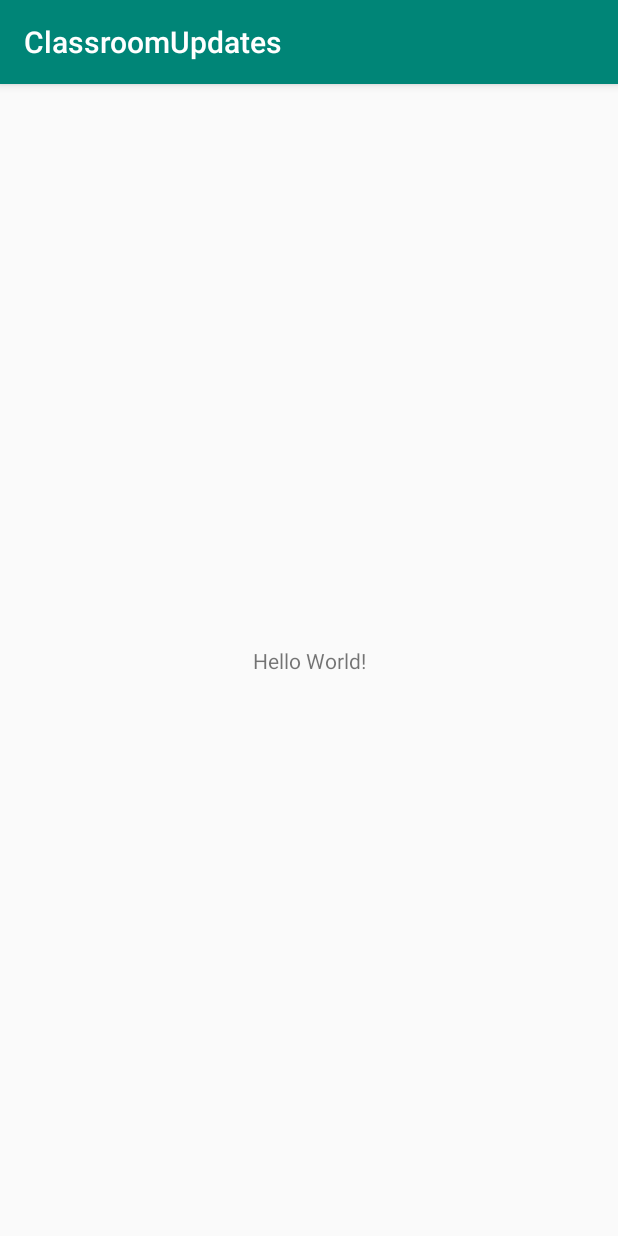
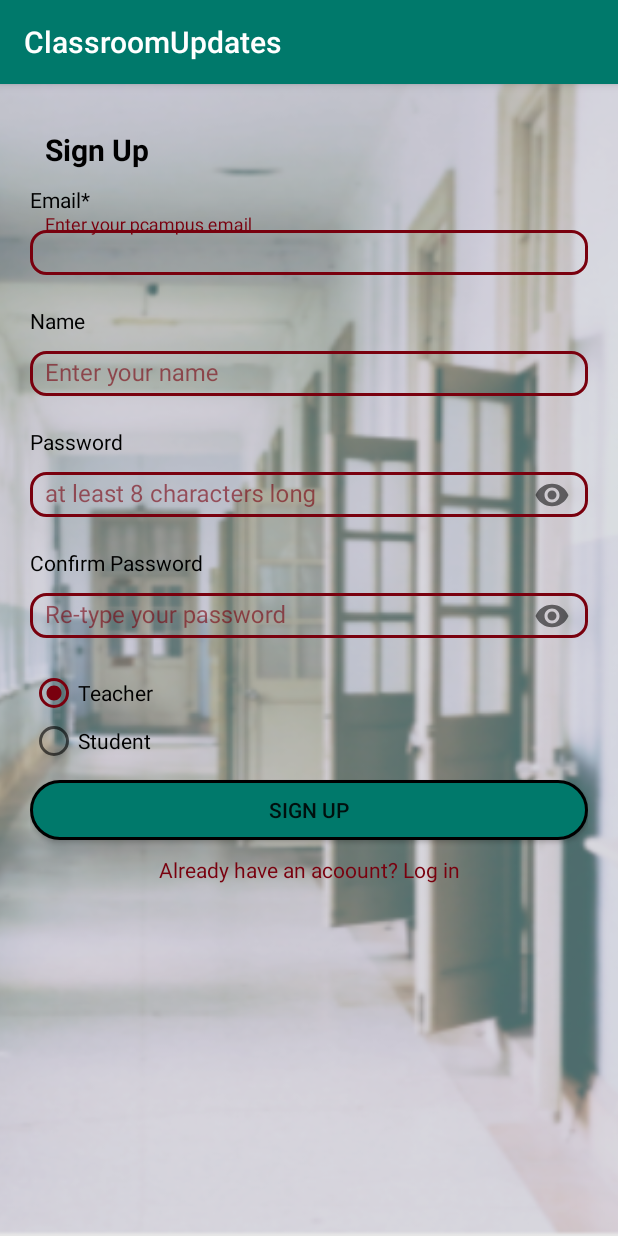
Before and after one commit to Urmila-m/classroomUpdates, an Android app: the screen it shows after launch (MainActivity), on a phone screen of 412 x 824 dp. Run offline under Robolectric (Android 15) with nearby library versions, the phone set to English and light mode, and no system bars.

Commit message:
first theme

```diff
--- a/app/build.gradle
+++ b/app/build.gradle
@@ -21,6 +21,7 @@ android {
 dependencies {
     implementation fileTree(dir: 'libs', include: ['*.jar'])
     implementation 'com.android.support:appcompat-v7:28.0.0'
+    implementation 'com.android.support:design:28.0.0'
     implementation 'com.android.support.constraint:constraint-layout:1.1.3'
     testImplementation 'junit:junit:4.12'
     androidTestImplementation 'com.android.support.test:runner:1.0.2'
--- a/app/src/main/java/com/myapp/classroomupdates/MainActivity.java
+++ b/app/src/main/java/com/myapp/classroomupdates/MainActivity.java
@@ -8,6 +8,6 @@ public class MainActivity extends AppCompatActivity {
     @Override
     protected void onCreate(Bundle savedInstanceState) {
         super.onCreate(savedInstanceState);
-        setContentView(R.layout.activity_main);
+        setContentView(R.layout.sign_up_layout);
     }
 }
--- /dev/null
+++ b/app/src/main/res/drawable/base_background.xml
@@ -0,0 +1,11 @@
+<?xml version="1.0" encoding="utf-8"?>
+<layer-list xmlns:android="http://schemas.android.com/apk/res/android">
+    <item android:gravity="center">
+        <bitmap android:src="@drawable/capture" android:gravity="fill" />
+    </item>
+    <item android:gravity="center">
+        <shape android:shape="rectangle">
+            <solid android:color="@color/transparent_black"/>
+        </shape>
+    </item>
+</layer-list>
--- /dev/null
+++ b/app/src/main/res/drawable/button_background.xml
@@ -0,0 +1,17 @@
+<?xml version="1.0" encoding="utf-8"?>
+<selector xmlns:android="http://schemas.android.com/apk/res/android">
+    <item android:state_pressed="true">
+        <shape android:shape="rectangle">
+            <stroke android:color="@color/white" android:width="@dimen/stroke_width"></stroke>
+            <solid android:color="@color/colorPrimary"/>
+            <corners android:radius="@dimen/large_corner_radius"/>
+        </shape>
+    </item>
+    <item android:state_pressed="false">
+        <shape android:shape="rectangle">
+            <stroke android:color="@color/black" android:width="@dimen/stroke_width"></stroke>
+            <solid android:color="@color/colorPrimary"/>
+            <corners android:radius="@dimen/large_corner_radius"/>
+        </shape>
+    </item>
+</selector>
--- /dev/null
+++ b/app/src/main/res/drawable/edit_text_background.xml
@@ -0,0 +1,6 @@
+<?xml version="1.0" encoding="utf-8"?>
+<shape android:shape="rectangle"
+    xmlns:android="http://schemas.android.com/apk/res/android">
+    <stroke android:color="@color/colorAccent" android:width="@dimen/stroke_width"/>
+    <corners android:radius="@dimen/corner_radius"/>
+</shape>
--- a/app/src/main/res/layout/activity_main.xml
+++ b/app/src/main/res/layout/activity_main.xml
@@ -6,13 +6,6 @@
     android:layout_height="match_parent"
     tools:context=".MainActivity">
 
-    <TextView
-        android:layout_width="wrap_content"
-        android:layout_height="wrap_content"
-        android:text="Hello World!"
-        app:layout_constraintBottom_toBottomOf="parent"
-        app:layout_constraintLeft_toLeftOf="parent"
-        app:layout_constraintRight_toRightOf="parent"
-        app:layout_constraintTop_toTopOf="parent" />
+
 
 </android.support.constraint.ConstraintLayout>
--- /dev/null
+++ b/app/src/main/res/layout/sign_up_layout.xml
@@ -0,0 +1,142 @@
+<?xml version="1.0" encoding="utf-8"?>
+<RelativeLayout xmlns:android="http://schemas.android.com/apk/res/android"
+    xmlns:tools="http://schemas.android.com/tools"
+    android:layout_width="match_parent"
+    android:layout_height="match_parent">
+
+    <ImageView
+        android:layout_width="match_parent"
+        android:layout_height="match_parent"
+        android:scaleType="centerCrop"
+        android:src="@drawable/background3" />
+    <!--android:alpha="0.58"-->
+
+    <LinearLayout xmlns:android="http://schemas.android.com/apk/res/android"
+        xmlns:app="http://schemas.android.com/apk/res-auto"
+        style="@style/BaseLayoutStyle"
+        android:layout_width="match_parent"
+        android:layout_height="match_parent"
+        android:background="@color/transparent_grey">
+
+        <TextView
+            style="@style/TitleTextStyle"
+            android:layout_width="match_parent"
+            android:layout_height="wrap_content"
+            android:text="Sign Up" />
+
+        <TextView
+            android:layout_width="match_parent"
+            android:layout_height="wrap_content"
+            android:text="@string/email" />
+
+        <android.support.design.widget.TextInputLayout
+            android:layout_width="match_parent"
+            android:layout_height="wrap_content"
+            android:textColorHint="@color/lightColorAccent"
+            app:errorEnabled="true"
+            app:hintEnabled="true">
+
+            <android.support.design.widget.TextInputEditText
+                style="@style/EditTextStyle"
+                android:layout_width="match_parent"
+                android:layout_height="@dimen/edit_text_height"
+                android:hint="@string/enter_email"
+                android:inputType="textEmailAddress" />
+        </android.support.design.widget.TextInputLayout>
+
+
+        <TextView
+            android:layout_width="match_parent"
+            android:layout_height="wrap_content"
+            android:text="@string/name" />
+
+        <android.support.design.widget.TextInputLayout
+            android:layout_width="match_parent"
+            android:layout_height="wrap_content"
+            android:textColorHint="@color/lightColorAccent"
+            app:errorEnabled="true"
+            app:hintEnabled="true">
+
+            <android.support.design.widget.TextInputEditText
+                style="@style/EditTextStyle"
+                android:layout_width="match_parent"
+                android:layout_height="@dimen/edit_text_height"
+                android:hint="@string/enter_name" />
+        </android.support.design.widget.TextInputLayout>
+
+
+        <TextView
+            android:layout_width="match_parent"
+            android:layout_height="wrap_content"
+            android:text="@string/password" />
+
+        <android.support.design.widget.TextInputLayout
+            android:layout_width="match_parent"
+            android:layout_height="wrap_content"
+            android:textColorHint="@color/lightColorAccent"
+            app:errorEnabled="true"
+            app:hintEnabled="true"
+            app:passwordToggleEnabled="true">
+
+            <android.support.design.widget.TextInputEditText
+                style="@style/EditTextStyle"
+                android:layout_width="match_parent"
+                android:layout_height="@dimen/edit_text_height"
+                android:hint="@string/password_criteria"
+                android:inputType="textPassword" />
+
+        </android.support.design.widget.TextInputLayout>
+
+
+        <TextView
+            android:layout_width="match_parent"
+            android:layout_height="wrap_content"
+            android:text="@string/confirm_password" />
+
+        <android.support.design.widget.TextInputLayout
+            android:layout_width="match_parent"
+            android:layout_height="wrap_content"
+            android:textColorHint="@color/lightColorAccent"
+            app:errorEnabled="true"
+            app:hintEnabled="true"
+            app:passwordToggleEnabled="true">
+
+            <android.support.design.widget.TextInputEditText
+                style="@style/EditTextStyle"
+                android:layout_width="match_parent"
+                android:layout_height="@dimen/edit_text_height"
+                android:hint="@string/retype_password"
+                android:inputType="textPassword" />
+        </android.support.design.widget.TextInputLayout>
+
+        <RadioGroup
+            android:layout_width="match_parent"
+            android:layout_height="wrap_content">
+
+            <RadioButton
+                android:layout_width="match_parent"
+                android:layout_height="wrap_content"
+                android:checked="true"
+                android:text="@string/teacher" />
+
+            <RadioButton
+                android:layout_width="match_parent"
+                android:layout_height="wrap_content"
+                android:text="@string/student" />
+        </RadioGroup>
+
+        <Button
+            style="@style/ButtonStyle"
+            android:layout_width="match_parent"
+            android:layout_height="@dimen/button_height"
+            android:text="@string/sign_up" />
+
+        <TextView
+            android:layout_width="match_parent"
+            android:layout_height="wrap_content"
+            android:clickable="true"
+            android:gravity="center"
+            android:text="@string/already_have_account"
+            android:textColor="@color/colorAccent" />
+    </LinearLayout>
+</RelativeLayout>
--- a/app/src/main/res/values/colors.xml
+++ b/app/src/main/res/values/colors.xml
@@ -1,6 +1,13 @@
 <?xml version="1.0" encoding="utf-8"?>
 <resources>
-    <color name="colorPrimary">#008577</color>
-    <color name="colorPrimaryDark">#00574B</color>
-    <color name="colorAccent">#D81B60</color>
+    <color name="colorPrimary">#00796B</color>
+    <color name="colorPrimaryDark">#004D40</color>
+    <color name="colorAccent">#79000E</color>
+    <color name="lightColorAccent">#9979000E</color>
+    <color name="lightColorPrimary">#3300796B</color>
+    <color name="transparent_grey">#66C0C0C0</color>
+    <color name="transparent_black">#22000000</color>
+    <color name="transparent_white">#88ffffff</color>
+    <color name="black">#000000</color>
+    <color name="white">#ffffff</color>
 </resources>
--- /dev/null
+++ b/app/src/main/res/values/dimens.xml
@@ -0,0 +1,13 @@
+<?xml version="1.0" encoding="utf-8"?>
+<resources>
+    <dimen name="base_padding">20dp</dimen>
+    <dimen name="corner_radius">10dp</dimen>
+    <dimen name="stroke_width">2dp</dimen>
+    <dimen name="padding_10">10dp</dimen>
+    <dimen name="padding_5">5dp</dimen>
+    <dimen name="large_corner_radius">25dp</dimen>
+    <dimen name="edit_text_height">30dp</dimen>
+    <dimen name="title_text_size">20sp</dimen>
+    <dimen name="normal_text_size">16sp</dimen>
+    <dimen name="button_height">40dp</dimen>
+</resources>
--- a/app/src/main/res/values/strings.xml
+++ b/app/src/main/res/values/strings.xml
@@ -1,3 +1,15 @@
 <resources>
     <string name="app_name">ClassroomUpdates</string>
+    <string name="email">Email*</string>
+    <string name="enter_email">Enter your pcampus email</string>
+    <string name="name">Name</string>
+    <string name="enter_name">Enter your name</string>
+    <string name="password">Password</string>
+    <string name="password_criteria">at least 8 characters long</string>
+    <string name="confirm_password">Confirm Password</string>
+    <string name="retype_password">Re-type your password</string>
+    <string name="teacher">Teacher</string>
+    <string name="student">Student</string>
+    <string name="sign_up">Sign Up</string>
+    <string name="already_have_account">Already have an acoount? Log in</string>
 </resources>
--- a/app/src/main/res/values/styles.xml
+++ b/app/src/main/res/values/styles.xml
@@ -6,6 +6,34 @@
         <item name="colorPrimary">@color/colorPrimary</item>
         <item name="colorPrimaryDark">@color/colorPrimaryDark</item>
         <item name="colorAccent">@color/colorAccent</item>
+        <item name="android:textColorTertiary">@color/black</item>
+    </style>
+
+    <style name="BaseLayoutStyle">
+        <item name="android:padding">@dimen/base_padding</item>
+        <item name="android:orientation">vertical</item>
+    </style>
+
+    <style name="ButtonStyle">
+        <item name="android:layout_marginTop">@dimen/padding_10</item>
+        <item name="android:layout_marginBottom">@dimen/padding_10</item>
+        <item name="android:background">@drawable/button_background</item>
+    </style>
+
+    <style name="EditTextStyle">
+        <item name="android:textSize">@dimen/normal_text_size</item>
+        <item name="android:background">@drawable/edit_text_background</item>
+        <item name="android:paddingTop">@dimen/padding_5</item>
+        <item name="android:paddingBottom">@dimen/padding_5</item>
+        <item name="android:paddingLeft">@dimen/padding_10</item>
+        <item name="android:paddingRight">@dimen/padding_10</item>
+    </style>
+
+    <style name="TitleTextStyle">
+        <item name="android:textStyle">bold</item>
+        <item name="android:textSize">@dimen/title_text_size</item>
+        <item name="android:layout_margin">@dimen/padding_10</item>
+        <item name="android:layout_marginBottom">@dimen/base_padding</item>
     </style>
 
 </resources>
```
Also changed, not shown: app/src/main/res/drawable/background3.PNG (added), app/src/main/res/drawable/capture.PNG (added), app/src/main/res/drawable/green.jpg (added).
